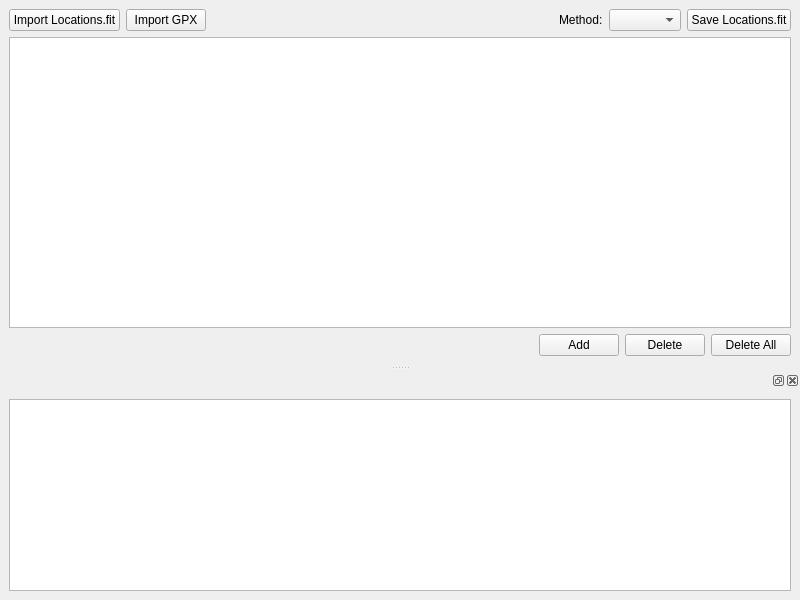
Qt form src/main/python/location_tool/main_window.ui (rootrootde/LocationsFITTool) before a commit.
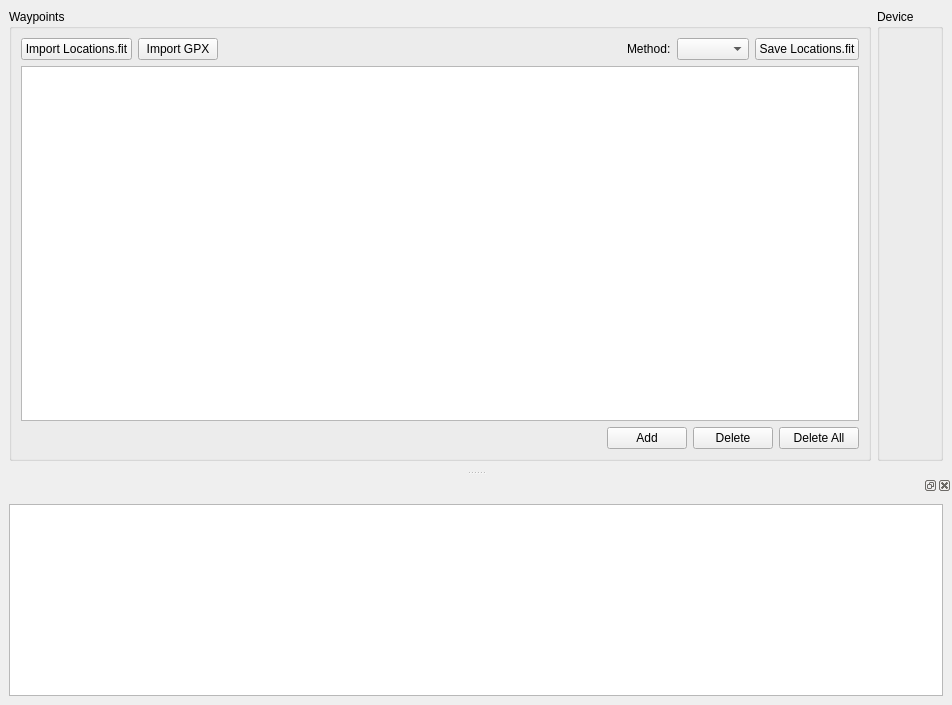
The same form after that commit.

The edit to the form file:
```diff
--- a/src/main/python/location_tool/main_window.ui
+++ b/src/main/python/location_tool/main_window.ui
@@ -6,8 +6,8 @@
    <rect>
     <x>0</x>
     <y>0</y>
-    <width>800</width>
-    <height>600</height>
+    <width>952</width>
+    <height>705</height>
    </rect>
   </property>
   <property name="windowTitle">
@@ -17,7 +17,20 @@
    <set>QMainWindow::DockOption::AllowTabbedDocks|QMainWindow::DockOption::AnimatedDocks</set>
   </property>
   <widget class="QWidget" name="centralwidget">
-   <layout class="QVBoxLayout" name="verticalLayout_2">
+   <layout class="QVBoxLayout" name="verticalLayout_7">
+    <item>
+     <layout class="QHBoxLayout" name="horizontalLayout_2">
+      <item>
+       <widget class="QGroupBox" name="groupBox_2">
+        <property name="title">
+         <string>Waypoints</string>
+        </property>
+        <layout class="QVBoxLayout" name="verticalLayout_3">
+         <item>
+          <layout class="QVBoxLayout" name="waypoint_area">
+           <property name="rightMargin">
+            <number>0</number>
+           </property>
     <item>
      <layout class="QHBoxLayout" name="file_btns_layout">
       <item>
@@ -108,8 +121,25 @@
      </layout>
     </item>
    </layout>
+         </item>
+        </layout>
+       </widget>
+      </item>
+      <item>
+       <widget class="QGroupBox" name="groupBox">
+        <property name="title">
+         <string>Device</string>
+        </property>
+       </widget>
+      </item>
+     </layout>
+    </item>
+   </layout>
   </widget>
   <widget class="QDockWidget" name="log_dock">
+   <property name="enabled">
+    <bool>true</bool>
+   </property>
    <attribute name="dockWidgetArea">
     <number>8</number>
    </attribute>
```
Lines whose indentation alone changed are shown as unchanged.
